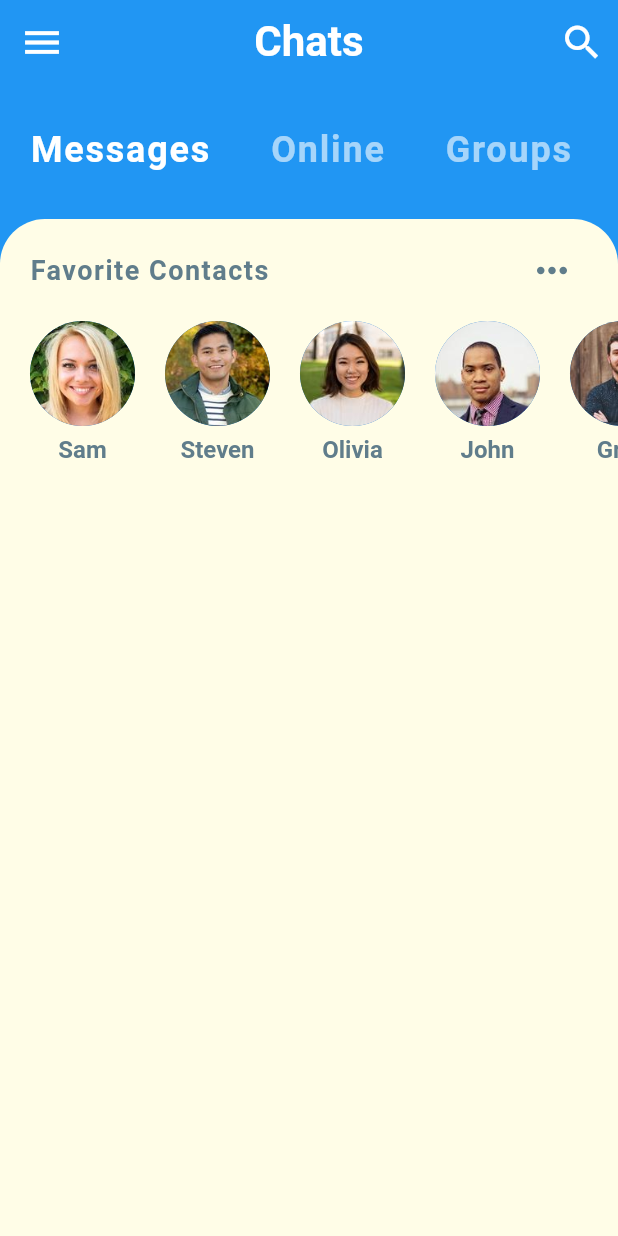
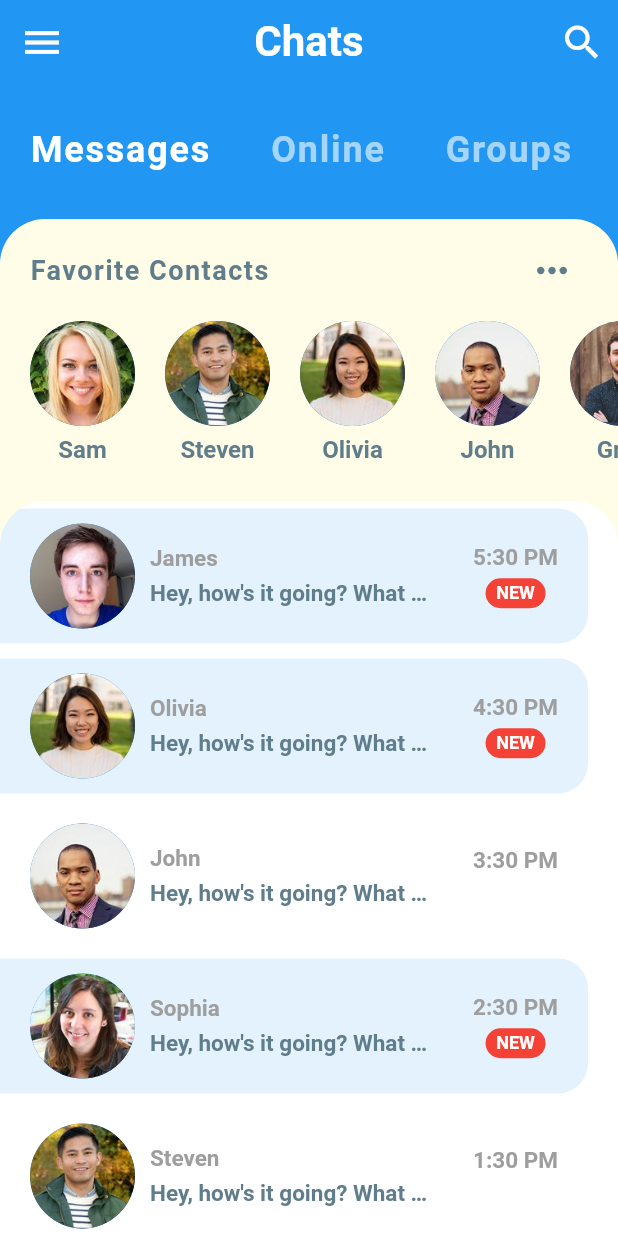
Before and after one commit to Qubits-01/fp-chatter, a Flutter app: the screen it shows after launch, on a phone screen of 412 x 824 dp. Run offline on Flutter 3.47's test engine with Material 2 defaults, Android fonts, the phone set to English and light mode, and no system bars.

Commit message:
Add Recent Chats Widget

```diff
--- a/lib/models/message_model.dart
+++ b/lib/models/message_model.dart
@@ -2,8 +2,8 @@ import 'user_model.dart';
 
 class Message {
   final User sender;
-  final String
-      time; // Would usually be type DateTime or Firebase Timestamp in producation apps.
+  // Would usually be type DateTime or Firebase Timestamp in producation apps.
+  final String time;
   final String text;
   final bool isLiked;
   final bool unread;
--- a/lib/screens/home_screen.dart
+++ b/lib/screens/home_screen.dart
@@ -2,6 +2,7 @@ import 'package:flutter/material.dart';
 
 import './../widgets/category_selector.dart';
 import './../widgets/favorite_contacts.dart';
+import './../widgets/recent_chats.dart';
 
 class HomeScreen extends StatefulWidget {
   const HomeScreen({Key? key}) : super(key: key);
@@ -54,7 +55,8 @@ class _HomeScreenState extends State<HomeScreen> {
               ),
               child: Column(
                 children: <Widget>[
-                  FavoriteContacts(),
+                  const FavoriteContacts(),
+                  RecentChats(),
                 ],
               ),
             ),
--- /dev/null
+++ b/lib/widgets/recent_chats.dart
@@ -0,0 +1,125 @@
+import 'package:flutter/material.dart';
+
+import './../models/message_model.dart';
+
+class RecentChats extends StatelessWidget {
+  const RecentChats({Key? key}) : super(key: key);
+
+  @override
+  Widget build(BuildContext context) {
+    return Expanded(
+      child: Container(
+        decoration: const BoxDecoration(
+          color: Colors.white,
+          borderRadius: BorderRadius.only(
+            topLeft: Radius.circular(30.0),
+            topRight: Radius.circular(30.0),
+          ),
+        ),
+        child: ClipRRect(
+          borderRadius: const BorderRadius.only(
+            topLeft: Radius.circular(30.0),
+            topRight: Radius.circular(30.0),
+          ),
+          child: ListView.builder(
+            itemCount: chats.length,
+            itemBuilder: (BuildContext context, int index) {
+              final Message chat = chats[index];
+
+              return Container(
+                margin: const EdgeInsets.only(
+                  top: 5.0,
+                  bottom: 5.0,
+                  right: 20.0,
+                ),
+                padding: const EdgeInsets.symmetric(
+                  horizontal: 20.0,
+                  vertical: 10.0,
+                ),
+                decoration: BoxDecoration(
+                  color: chat.unread ? Colors.blue.shade50 : Colors.white,
+                  borderRadius: const BorderRadius.only(
+                    topRight: Radius.circular(20.0),
+                    bottomRight: Radius.circular(20.0),
+                  ),
+                ),
+                child: Row(
+                  mainAxisAlignment: MainAxisAlignment.spaceBetween,
+                  children: <Widget>[
+                    Row(
+                      children: <Widget>[
+                        CircleAvatar(
+                          radius: 35.0,
+                          backgroundImage: AssetImage(chat.sender.imageUrl),
+                        ),
+                        const SizedBox(width: 10.0),
+                        Column(
+                          crossAxisAlignment: CrossAxisAlignment.start,
+                          children: <Widget>[
+                            Text(
+                              chat.sender.name,
+                              style: const TextStyle(
+                                color: Colors.grey,
+                                fontSize: 15.0,
+                                fontWeight: FontWeight.bold,
+                              ),
+                            ),
+                            const SizedBox(height: 5.0),
+                            Container(
+                              width: MediaQuery.of(context).size.width * 0.45,
+                              child: Text(
+                                chat.text,
+                                style: const TextStyle(
+                                  color: Colors.blueGrey,
+                                  fontSize: 15.0,
+                                  fontWeight: FontWeight.w600,
+                                ),
+                                overflow: TextOverflow.ellipsis,
+                              ),
+                            ),
+                          ],
+                        ),
+                      ],
+                    ),
+                    Column(
+                      children: <Widget>[
+                        Text(
+                          chat.time,
+                          style: const TextStyle(
+                            color: Colors.grey,
+                            fontSize: 15.0,
+                            fontWeight: FontWeight.bold,
+                          ),
+                        ),
+                        const SizedBox(height: 5.0),
+                        chat.unread
+                            ? Container(
+                                width: 40.0,
+                                height: 20.0,
+                                decoration: BoxDecoration(
+                                  color: Colors.red,
+                                  borderRadius: BorderRadius.circular(30.0),
+                                ),
+                                alignment: Alignment.center,
+                                child: const Text(
+                                  'NEW',
+                                  style: TextStyle(
+                                    color: Colors.white,
+                                    fontSize: 12.0,
+                                    fontWeight: FontWeight.bold,
+                                  ),
+                                ),
+                              )
+                            : const Text(''),
+                      ],
+                    ),
+                  ],
+                ),
+              );
+            },
+          ),
+        ),
+      ),
+    );
+  }
+}
```
